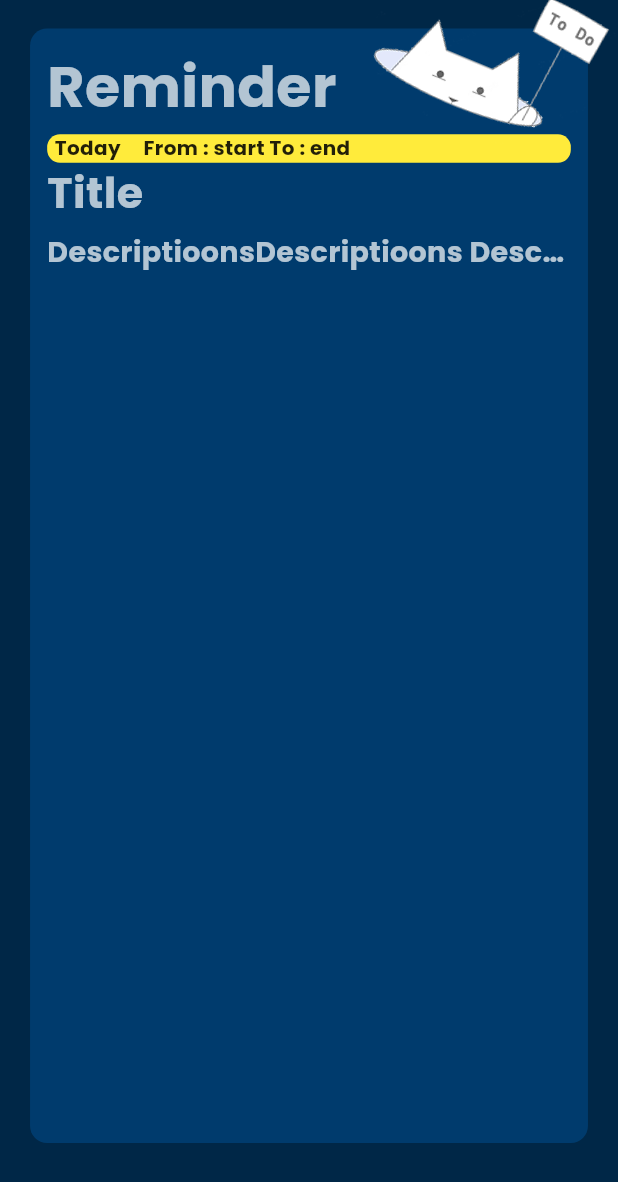
After one commit to Thepilli/todo_app, a Flutter app: the NotificationScreen screen opened directly, on a phone screen of 412 x 824 dp. The commit adds this screen. Shown: the top 1182 px of the screen. Run offline on Flutter 3.47's test engine with Material 2 defaults, Android fonts, the light colour scheme and no system bars; our stand-ins replace country_picker, firebase_auth, firebase_core, flutter_datetime_picker_plus, flutter_hooks, flutter_screenutil and 7 more; accounts and stored records are empty; generated files the repository leaves out were written again.

Commit message:
todo tile shows completion by color

```diff
--- /dev/null
+++ b/lib/core/helper/notification_helper.dart
@@ -0,0 +1,6 @@
+import 'package:hooks_riverpod/hooks_riverpod.dart';
+
+class NotificationsHelper {
+  final WidgetRef ref;
+  NotificationsHelper({required this.ref});
+}
--- a/lib/features/todo/views/components/todo_tile.dart
+++ b/lib/features/todo/views/components/todo_tile.dart
@@ -27,6 +27,7 @@ class ToDoTile extends StatelessWidget {
 
   @override
   Widget build(BuildContext context) {
+    debugPrint(task.isCompleted.toString());
     return Container(
       padding: const EdgeInsets.all(8),
       margin: bottomMargin == null
@@ -48,7 +49,7 @@ class ToDoTile extends StatelessWidget {
                 height: 80.h,
                 width: 5.h,
                 decoration: BoxDecoration(
-                  color: AppColors.randomColor(),
+                  color: task.isCompleted ? AppColors.completed : AppColors.notCompleted,
                   borderRadius: const BorderRadius.all(
                     Radius.circular(12),
                   ),
--- /dev/null
+++ b/lib/features/todo/views/notification_screen.dart
@@ -0,0 +1,99 @@
+import 'dart:math';
+
+import 'package:flutter/material.dart';
+import 'package:flutter_screenutil/flutter_screenutil.dart';
+import 'package:todo_app/core/appstyle.dart';
+import 'package:todo_app/core/colors.dart';
+import 'package:todo_app/core/common/widgets/height_spacer.dart';
+import 'package:todo_app/core/common/widgets/reusable_text.dart';
+import 'package:todo_app/core/common/widgets/width_spacer.dart';
+import 'package:todo_app/core/constants.dart';
+
+class NotificationScreen extends StatelessWidget {
+  const NotificationScreen({
+    super.key,
+  });
+  // final String Payload;
+
+  @override
+  Widget build(BuildContext context) {
+    return Scaffold(
+      body: SafeArea(
+        child: Stack(
+          children: [
+            Padding(
+              padding: EdgeInsets.symmetric(horizontal: 20.w, vertical: 20.h),
+              child: Container(
+                width: AppConst.jWidth,
+                height: AppConst.jHeight,
+                decoration: BoxDecoration(
+                  color: AppColors.darkBackgroundContainer,
+                  borderRadius: BorderRadius.all(
+                    Radius.circular(AppConst.jRadius),
+                  ),
+                ),
+                child: Padding(
+                  padding: EdgeInsets.all(12.h),
+                  child: Column(
+                    crossAxisAlignment: CrossAxisAlignment.start,
+                    children: [
+                      ReusableText(
+                        text: "Reminder",
+                        style: appstyle(40, AppColors.textLightColor, FontWeight.bold),
+                      ),
+                      const HeightSpacer(height: 5),
+                      Container(
+                        width: AppConst.jWidth,
+                        padding: const EdgeInsets.only(left: 5),
+                        decoration: BoxDecoration(
+                          color: AppColors.yellow,
+                          borderRadius: BorderRadius.all(
+                            Radius.circular(9.h),
+                          ),
+                        ),
+                        child: Row(
+                          children: [
+                            ReusableText(
+                              text: "Today",
+                              style: appstyle(14, AppColors.textDarkColor, FontWeight.bold),
+                            ),
+                            const WidthSpacer(width: 15),
+                            ReusableText(
+                              text: "From : start To : end",
+                              style: appstyle(14, AppColors.textDarkColor, FontWeight.bold),
+                            ),
+                          ],
+                        ),
+                      ),
+                      ReusableText(
+                        text: "Title",
+                        style: appstyle(30, AppColors.textLightColor, FontWeight.bold),
+                      ),
+                      const HeightSpacer(height: 5),
+                      ReusableText(
+                        text: "DescriptioonsDescriptioons Descriptioons Descriptioons Descriptioons Descriptioons ",
+                        style: appstyle(20, AppColors.textLightColor, FontWeight.bold),
+                      ),
+                      const HeightSpacer(height: 5),
+                    ],
+                  ),
+                ),
+              ),
+            ),
+            Positioned(
+              right: 10,
+              top: -30,
+              child: Transform.rotate(
+                angle: pi / 8,
+                child: Image.asset(
+                  'assets/images/cat_reminder.png',
+                  height: 120,
+                ),
+              ),
+            )
+          ],
+        ),
+      ),
+    );
+  }
+}
--- a/pubspec.yaml
+++ b/pubspec.yaml
@@ -49,6 +49,7 @@ dependencies:
   flutter_hooks: ^0.18.6
   flutter_datetime_picker_plus: ^2.0.1
   intl: ^0.18.1
+  flutter_local_notifications: ^15.1.0+1
 
 dev_dependencies:
   flutter_test:
```
Also changed, not shown: lib/features/todo/views/add_task_screen.dart (deleted, +0 -151 lines), lib/features/todo/views/home_screen.dart (+18 -6 lines), assets/images/cat_reminder.png (added), pubspec.lock, 2 other files.
